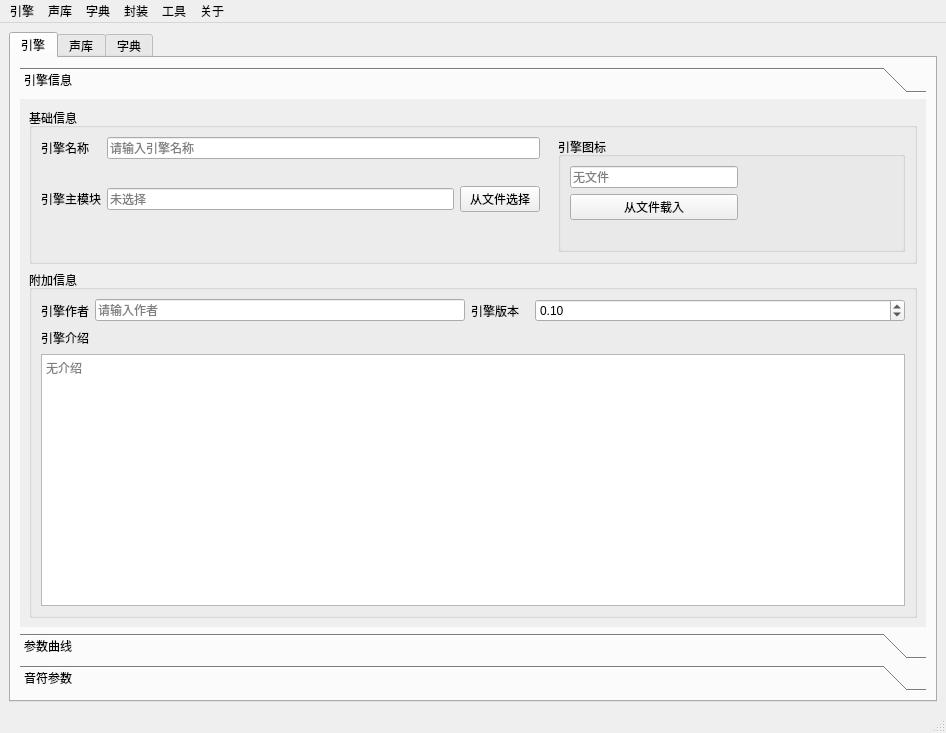
The window that mainwindow.ui (Infinity-Voice-Synthesis/InfinityModuleTool) describes before a commit, drawn with Qt 5.
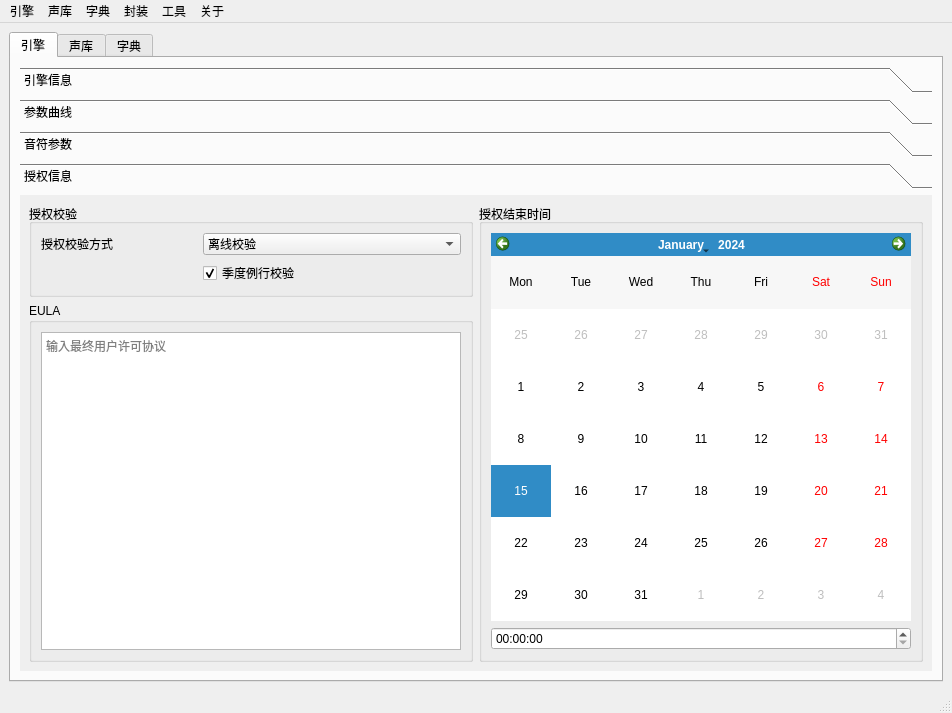
The same window after the commit. The open tabs and pages were chosen to show the change. Icons and pictures are not drawn. Custom widgets are drawn as their Qt base class.

Commit message: 例行提交

```diff
--- a/mainwindow.ui
+++ b/mainwindow.ui
@@ -6,8 +6,8 @@
    <rect>
     <x>0</x>
     <y>0</y>
-    <width>946</width>
-    <height>733</height>
+    <width>952</width>
+    <height>713</height>
    </rect>
   </property>
   <property name="windowTitle">
@@ -17,6 +17,9 @@
    <iconset resource="src.qrc">
     <normaloff>:/pic/icon/LOGO.png</normaloff>:/pic/icon/LOGO.png</iconset>
   </property>
+  <property name="styleSheet">
+   <string notr="true"/>
+  </property>
   <widget class="QWidget" name="centralwidget">
    <layout class="QGridLayout" name="gridLayout">
     <item row="0" column="0">
@@ -45,8 +48,8 @@
             <rect>
              <x>0</x>
              <y>0</y>
-             <width>896</width>
-             <height>520</height>
+             <width>902</width>
+             <height>470</height>
             </rect>
            </property>
            <attribute name="label">
@@ -523,6 +526,165 @@
             </item>
            </layout>
           </widget>
+          <widget class="QWidget" name="page_6">
+           <property name="geometry">
+            <rect>
+             <x>0</x>
+             <y>0</y>
+             <width>557</width>
+             <height>328</height>
+            </rect>
+           </property>
+           <attribute name="label">
+            <string>授权信息</string>
+           </attribute>
+           <layout class="QGridLayout" name="gridLayout_18">
+            <item row="1" column="0">
+             <widget class="QGroupBox" name="groupBox_11">
+              <property name="title">
+               <string>EULA</string>
+              </property>
+              <layout class="QGridLayout" name="gridLayout_17">
+               <item row="0" column="0">
+                <widget class="QPlainTextEdit" name="engineeula">
+                 <property name="placeholderText">
+                  <string>输入最终用户许可协议</string>
+                 </property>
+                </widget>
+               </item>
+              </layout>
+             </widget>
+            </item>
+            <item row="0" column="0">
+             <widget class="QGroupBox" name="groupBox_9">
+              <property name="title">
+               <string>授权校验</string>
+              </property>
+              <layout class="QGridLayout" name="gridLayout_16">
+               <item row="1" column="2">
+                <spacer name="horizontalSpacer_11">
+                 <property name="orientation">
+                  <enum>Qt::Horizontal</enum>
+                 </property>
+                 <property name="sizeHint" stdset="0">
+                  <size>
+                   <width>138</width>
+                   <height>20</height>
+                  </size>
+                 </property>
+                </spacer>
+               </item>
+               <item row="0" column="0">
+                <widget class="QLabel" name="label_14">
+                 <property name="text">
+                  <string>授权校验方式</string>
+                 </property>
+                 <property name="buddy">
+                  <cstring>enginecheckmethod</cstring>
+                 </property>
+                </widget>
+               </item>
+               <item row="1" column="0">
+                <spacer name="horizontalSpacer_10">
+                 <property name="orientation">
+                  <enum>Qt::Horizontal</enum>
+                 </property>
+                 <property name="sizeHint" stdset="0">
+                  <size>
+                   <width>138</width>
+                   <height>20</height>
+                  </size>
+                 </property>
+                </spacer>
+               </item>
+               <item row="0" column="1" colspan="2">
+                <widget class="QComboBox" name="enginecheckmethod">
+                 <property name="sizePolicy">
+                  <sizepolicy hsizetype="Preferred" vsizetype="Fixed">
+                   <horstretch>0</horstretch>
+                   <verstretch>0</verstretch>
+                  </sizepolicy>
+                 </property>
+                 <item>
+                  <property name="text">
+                   <string>离线校验</string>
+                  </property>
+                 </item>
+                 <item>
+                  <property name="text">
+                   <string>联网校验</string>
+                  </property>
+                 </item>
+                 <item>
+                  <property name="text">
+                   <string>混合校验</string>
+                  </property>
+                 </item>
+                </widget>
+               </item>
+               <item row="1" column="1">
+                <widget class="QCheckBox" name="engineautocheck">
+                 <property name="text">
+                  <string>季度例行校验</string>
+                 </property>
+                 <property name="checked">
+                  <bool>true</bool>
+                 </property>
+                 <property name="autoRepeat">
+                  <bool>false</bool>
+                 </property>
+                </widget>
+               </item>
+              </layout>
+             </widget>
+            </item>
+            <item row="0" column="1" rowspan="2">
+             <widget class="QGroupBox" name="groupBox_10">
+              <property name="title">
+               <string>授权结束时间</string>
+              </property>
+              <layout class="QGridLayout" name="gridLayout_15">
+               <item row="0" column="0">
+                <widget class="QCalendarWidget" name="enginewarrantdate">
+                 <property name="gridVisible">
+                  <bool>false</bool>
+                 </property>
+                 <property name="verticalHeaderFormat">
+                  <enum>QCalendarWidget::NoVerticalHeader</enum>
+                 </property>
+                 <property name="navigationBarVisible">
+                  <bool>true</bool>
+                 </property>
+                 <property name="dateEditEnabled">
+                  <bool>true</bool>
+                 </property>
+                </widget>
+               </item>
+               <item row="1" column="0">
+                <widget class="QTimeEdit" name="enginewarranttime">
+                 <property name="displayFormat">
+                  <string>HH:mm:ss</string>
+                 </property>
+                 <property name="calendarPopup">
+                  <bool>false</bool>
+                 </property>
+                 <property name="timeSpec">
+                  <enum>Qt::LocalTime</enum>
+                 </property>
+                 <property name="time">
+                  <time>
+                   <hour>0</hour>
+                   <minute>0</minute>
+                   <second>0</second>
+                  </time>
+                 </property>
+                </widget>
+               </item>
+              </layout>
+             </widget>
+            </item>
+           </layout>
+          </widget>
          </widget>
         </item>
        </layout>
@@ -1149,7 +1311,7 @@
     <rect>
      <x>0</x>
      <y>0</y>
-     <width>946</width>
+     <width>952</width>
      <height>26</height>
     </rect>
    </property>
```
Left out of the diff: 159 changed lines with no effect on the pictures. The commit also changes 3 other files.
